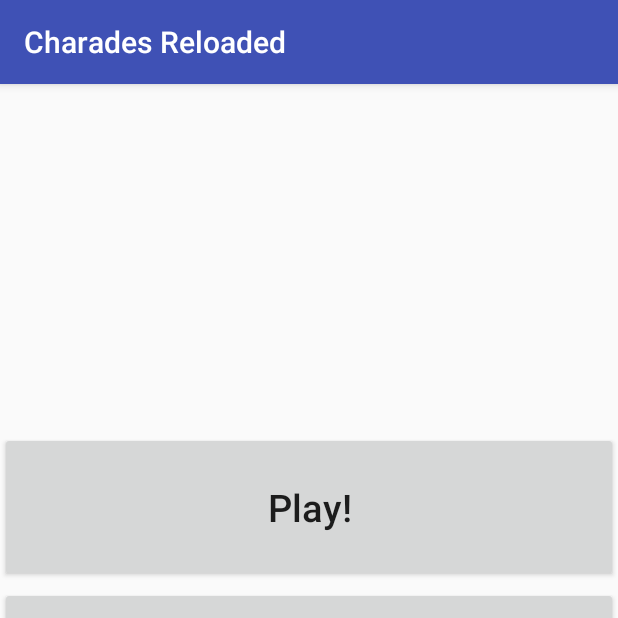
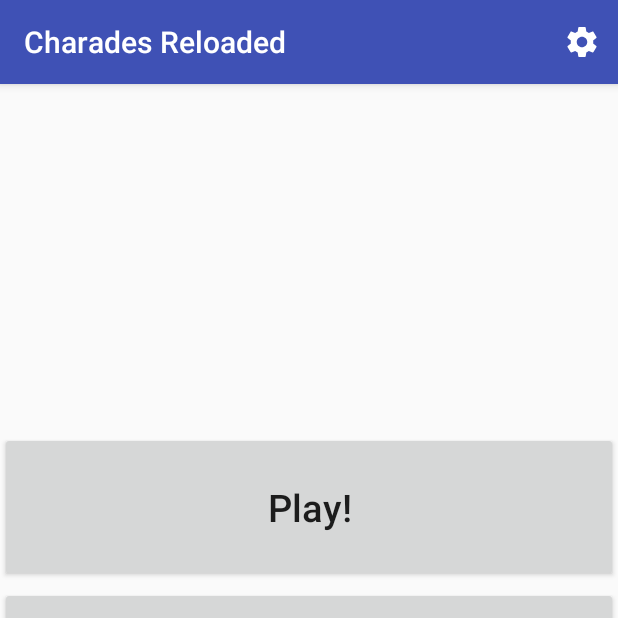
Before and after one commit to TylerMHandley/CustomCharades, an Android app: the screen it shows after launch (MainActivity), on a phone screen of 412 x 824 dp, the top half of it. Run offline under Robolectric (Android 15) with nearby library versions, the phone set to English and light mode, and no system bars.

Commit message:
actually add main page with settings icon

```diff
--- a/app/src/main/java/charadesreloaded/handleymurphy/cs4720/virginia/edu/myapplication/MainActivity.java
+++ b/app/src/main/java/charadesreloaded/handleymurphy/cs4720/virginia/edu/myapplication/MainActivity.java
@@ -5,6 +5,7 @@
 import android.support.design.widget.Snackbar;
 import android.support.v7.app.AppCompatActivity;
 import android.support.v7.widget.Toolbar;
+import android.view.Menu;
 import android.view.View;
 
 public class MainActivity extends AppCompatActivity {
@@ -26,4 +27,11 @@
         });
     }
 
+    @Override
+    public boolean onCreateOptionsMenu(Menu menu) {
+        // Inflate the menu; this adds items to the action bar if it is present.
+        getMenuInflater().inflate(R.menu.main, menu);
+        return true;
+    }
+
 }
--- a/app/src/main/res/layout/activity_main.xml
+++ b/app/src/main/res/layout/activity_main.xml
@@ -18,7 +18,6 @@
             android:background="?attr/colorPrimary"
             app:popupTheme="@style/AppTheme.PopupOverlay" />
 
-
     </android.support.design.widget.AppBarLayout>
 
     <include layout="@layout/content_main" />
--- /dev/null
+++ b/app/src/main/res/menu/main.xml
@@ -0,0 +1,13 @@
+<?xml version="1.0" encoding="utf-8"?>
+<menu xmlns:android="http://schemas.android.com/apk/res/android"
+    xmlns:app="http://schemas.android.com/apk/res-auto">
+
+    <item
+        android:id="@+id/action_favorite"
+        android:orderInCategory="300"
+        android:title="@string/settings"
+        app:showAsAction="always"
+        android:icon="@drawable/ic_settings_black_24dp">
+    </item>
+
+</menu>
```
